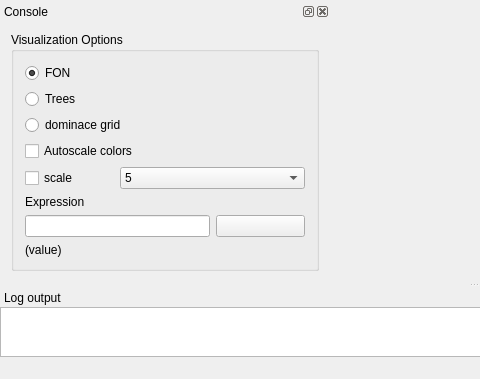
Before: the Qt Designer form src/iland/mainwindow.ui in edfm-tum/iland-model, drawn with Qt 5; both pictures show x 0 to 480 and y 383 to 762 of the 956 by 762 pixel window.
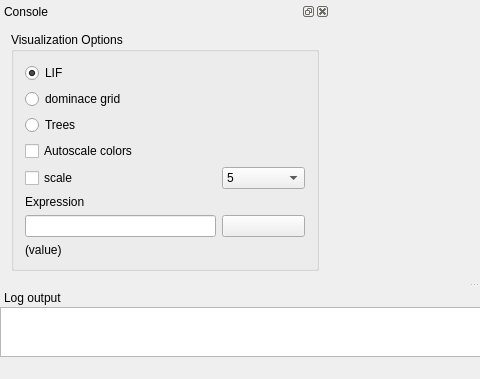
After: the same form once the commit is applied. Icons and pictures are not drawn. Custom widgets are drawn as their Qt base class.

Commit message:
- now calculating the area per RU which is stocked. to achieve that, changes were made to: - heightGrid() in Tree - RessourceUnit: new member variables - Model: function to iterate over RUs and calculate actual values. - added functions for binary (QByteArray) loading/saving to file in Helper
GUI: saveState/restoreState in MainWindow - used for dockwindows.

```diff
--- a/src/iland/mainwindow.ui
+++ b/src/iland/mainwindow.ui
@@ -7,7 +7,7 @@
     <x>0</x>
     <y>0</y>
     <width>956</width>
-    <height>657</height>
+    <height>735</height>
    </rect>
   </property>
   <property name="windowTitle">
@@ -420,35 +420,28 @@
         <item row="0" column="0">
          <widget class="QRadioButton" name="visFon">
           <property name="text">
-           <string>FON</string>
+           <string>LIF</string>
           </property>
           <property name="checked">
            <bool>true</bool>
           </property>
          </widget>
         </item>
-        <item row="1" column="0" colspan="2">
+        <item row="2" column="0" colspan="2">
          <widget class="QRadioButton" name="visImpact">
           <property name="text">
            <string>Trees</string>
           </property>
          </widget>
         </item>
-        <item row="2" column="0" colspan="3">
-         <widget class="QRadioButton" name="visDomGrid">
-          <property name="text">
-           <string>dominace grid</string>
-          </property>
-         </widget>
-        </item>
-        <item row="3" column="0" colspan="3">
+        <item row="4" column="0" colspan="3">
          <widget class="QCheckBox" name="visAutoScale">
           <property name="text">
            <string>Autoscale colors</string>
           </property>
          </widget>
         </item>
-        <item row="4" column="0">
+        <item row="5" column="0">
          <widget class="QCheckBox" name="visDomHeight">
           <property name="toolTip">
            <string>for vis. of influence grid: when checked, the color shows the FON-value if scaled to the height in combo-box right, and not for the value of the actual height-dominance-grid.</string>
@@ -458,7 +451,7 @@
           </property>
          </widget>
         </item>
-        <item row="4" column="1" colspan="2">
+        <item row="5" column="2">
          <widget class="QComboBox" name="visScaleValue">
           <property name="toolTip">
            <string>&lt;!DOCTYPE HTML PUBLIC &quot;-//W3C//DTD HTML 4.0//EN&quot; &quot;http://www.w3.org/TR/REC-html40/strict.dtd&quot;&gt;
@@ -504,17 +497,17 @@
           </item>
          </widget>
         </item>
-        <item row="5" column="0">
+        <item row="6" column="0">
          <widget class="QLabel" name="label_4">
           <property name="text">
            <string>Expression</string>
           </property>
          </widget>
         </item>
-        <item row="6" column="0" colspan="2">
+        <item row="7" column="0" colspan="2">
          <widget class="QLineEdit" name="lTreeExpr"/>
         </item>
-        <item row="6" column="2">
+        <item row="7" column="2">
          <widget class="QPushButton" name="pbExecExpression">
           <property name="toolTip">
            <string>Execute expression for each tree and draw trees accordingly.</string>
@@ -531,13 +524,20 @@
           </property>
          </widget>
         </item>
-        <item row="7" column="0">
+        <item row="8" column="0" colspan="3">
          <widget class="QLabel" name="fonValue">
           <property name="text">
            <string>(value)</string>
           </property>
          </widget>
         </item>
+        <item row="1" column="0">
+         <widget class="QRadioButton" name="visDomGrid">
+          <property name="text">
+           <string>dominace grid</string>
+          </property>
+         </widget>
+        </item>
        </layout>
       </widget>
      </item>
```
Left out of the diff: 20 changed lines with no effect on the pictures. The commit also changes 10 other files.
